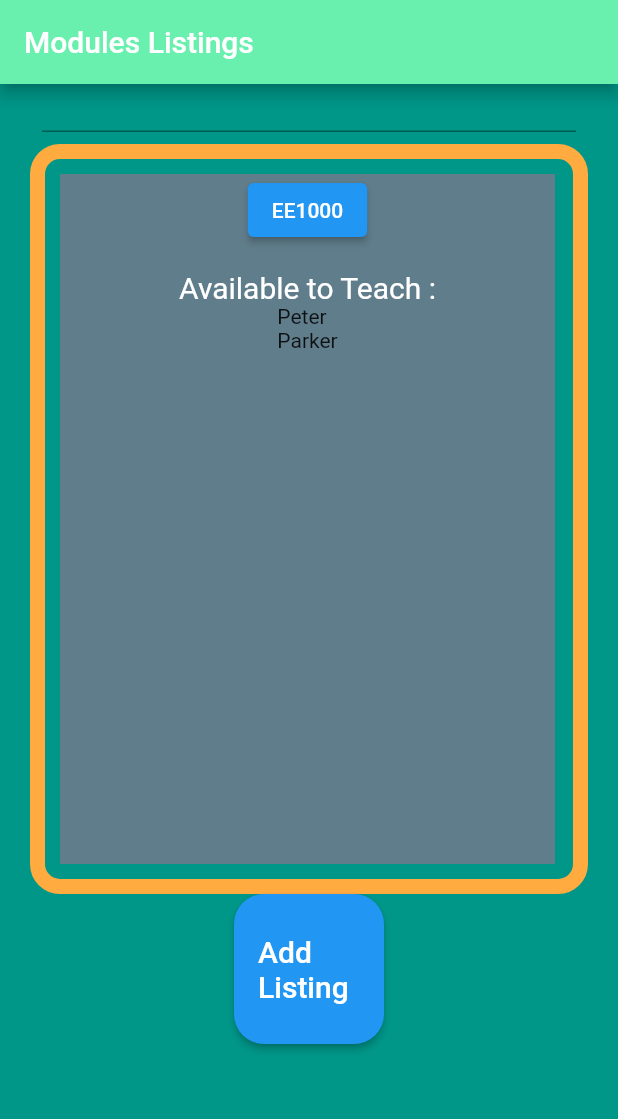
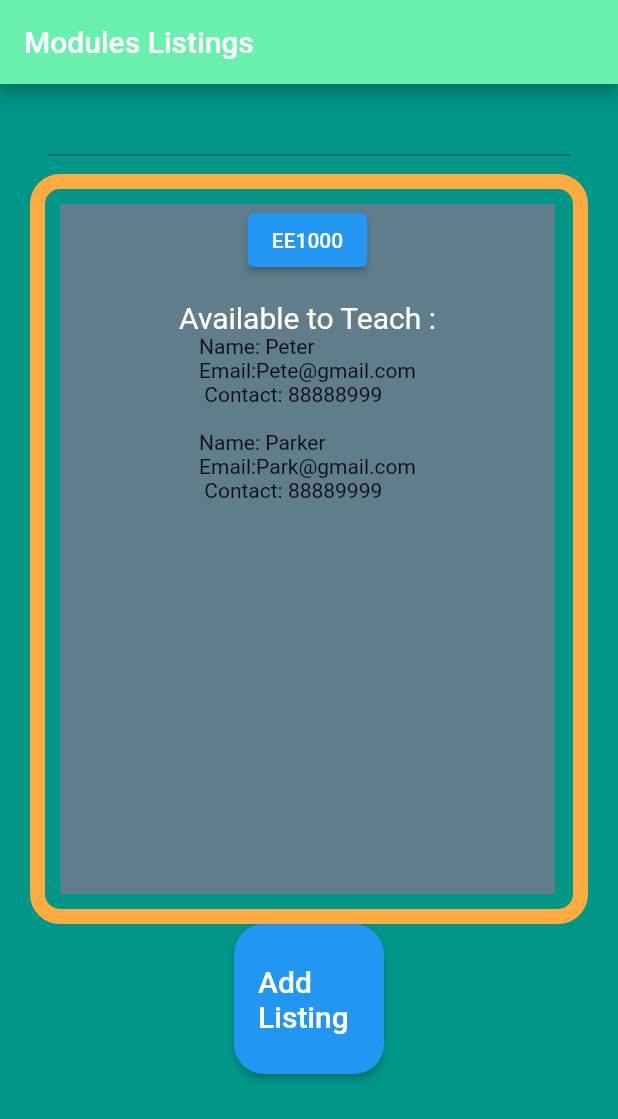
Before and after one commit to Damiencqh/DIP034, a Flutter app: the screen it shows after launch, on a phone screen of 412 x 824 dp. Shown: the top 1119 px of the screen. Run offline on Flutter 3.47's test engine with Material 2 defaults, Android fonts, the phone set to English and light mode, and no system bars.

Commit message:
Update main.dart

```diff
--- a/lib/main.dart
+++ b/lib/main.dart
@@ -6,6 +6,7 @@ void main() {
 
 class MyApp extends StatelessWidget{
   @override
+
   Widget build(BuildContext context) {
     return MaterialApp(
         home: Home()
@@ -29,8 +30,8 @@ class _HomeState extends State<Home> {
 
   List<String> tutName = ["EE1000", "EE2000", "EE3000", "EE4000", "EE5000", "EE6001"];//implement database
   List<String> names1 = ["ken","bob"];
-  List<String> description = ["No tutor found for this mod"," Peter \n",
-    " Parker \n"," Spid \n"," Tony \n"," Bruce \n"," Banner \n"];
+  List<String> description = ["No tutor found for this mod","Name: Peter \nEmail:Pete@gmail.com\n Contact: 88888999\n\n",
+    "Name: Parker \nEmail:Park@gmail.com\n Contact: 88889999\n \n"," Spid \n"," Tony \n"," Bruce \n"," Banner \n"];
   List<String> description2 = ["error no description found 2","Peter's description2",
     " Parker's description2","Spid's description2 ","EE4","EE5","EE6"];
   final myController = TextEditingController();
@@ -54,10 +55,13 @@ class _HomeState extends State<Home> {
                   // ),
 
                   Container(
-                    height:20,
-                    padding: EdgeInsets.all(8),
+
+                    height:40,
+                    padding: EdgeInsets.all(12),
                     child: TextField(
+
                       controller: myController,
+                      //String input = myController.text,
 
                     ),
                   ),
@@ -108,6 +112,7 @@ class _HomeState extends State<Home> {
   }
 
   Widget box(String name, Color backgroundcolor) {
+
       return Container(
         margin: EdgeInsets.all(10),
         width: 330,
@@ -116,6 +121,8 @@ class _HomeState extends State<Home> {
 
         child:
         Column(
+
+
             children: [
 
               ElevatedButton(
@@ -133,7 +140,7 @@ class _HomeState extends State<Home> {
               const Text('Available to Teach :',
                 style: TextStyle(
                   fontSize: 20,
-                  color:Colors.white,
+                  color: Colors.white,
                 ),
               ),
 
@@ -144,7 +151,9 @@ class _HomeState extends State<Home> {
             ]
         ),
       );
+
               }
+
 
   Widget box2(String name, Color backgroundcolor) {
     return Container(
@@ -178,7 +187,7 @@ class _HomeState extends State<Home> {
 
     switch(name) {
       case 'EE1000':
-        return description[1] + description[2];
+        return description[1]+description[2];
 
       case 'EE2000':
         return description[2]+description[3];
@@ -214,6 +223,7 @@ class _HomeState extends State<Home> {
         return 0; // If name not found in list display error message
     }
   }
+
 }
 
 class SecondRoute extends StatelessWidget {
```
Lines whose indentation alone changed are shown as unchanged.
